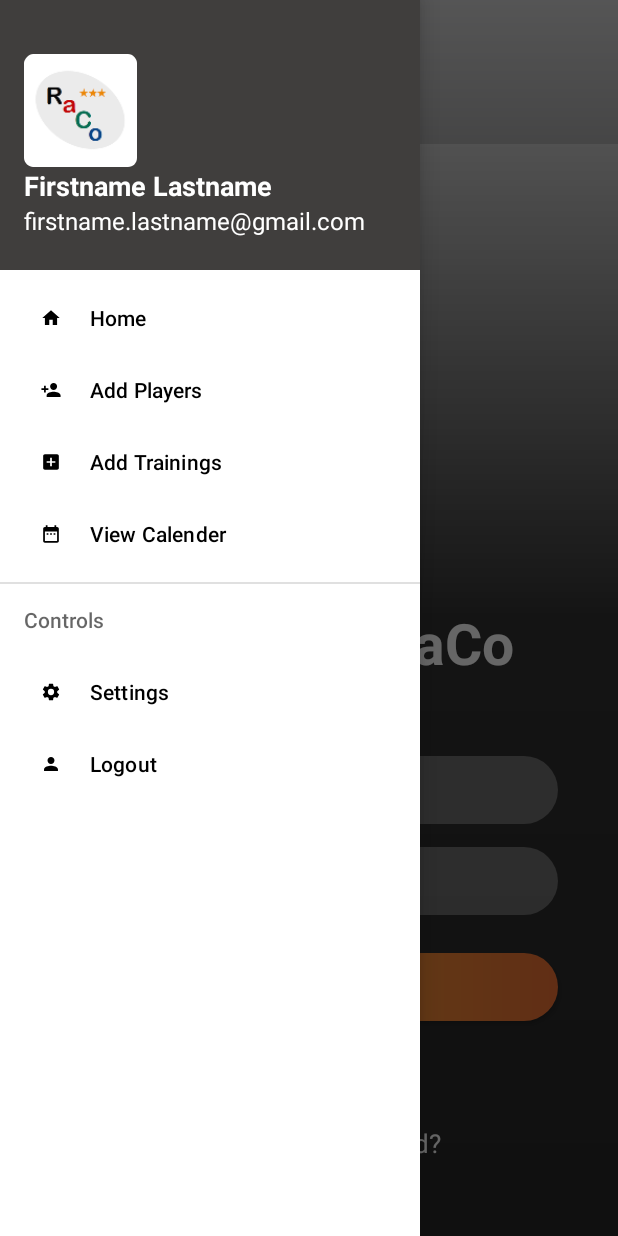
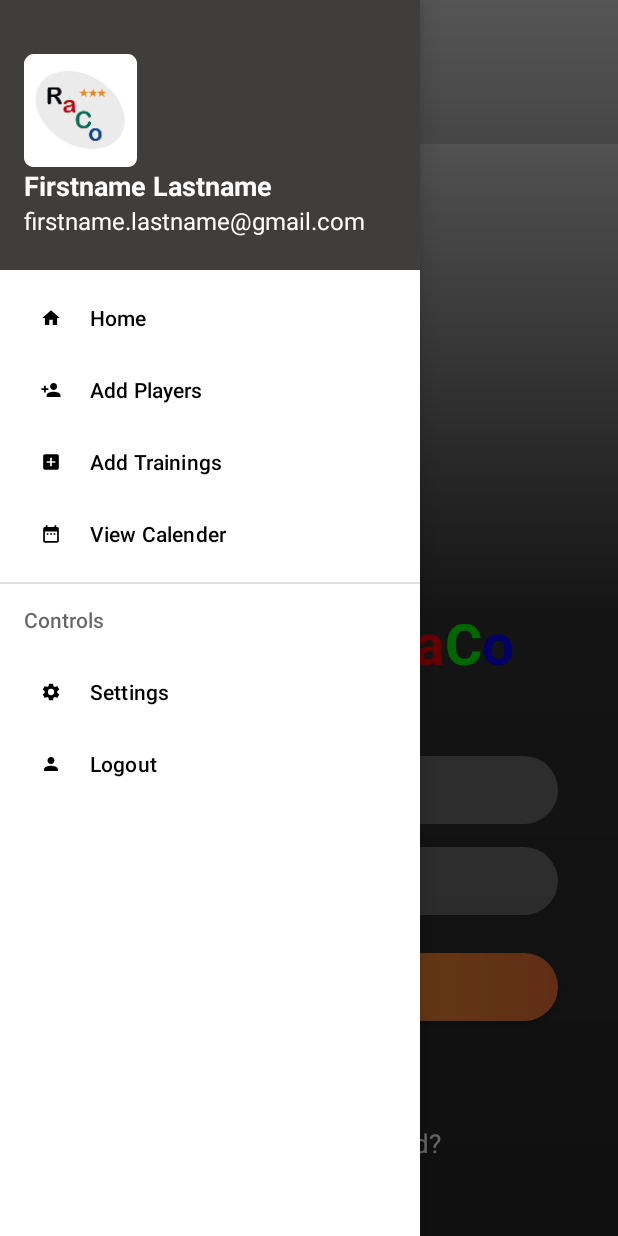
Before and after one commit to Vinniento/RaCo, an Android app: the LoginFragment screen opened through its navigation route, with the side drawer open, on a phone screen of 412 x 824 dp. Run offline under Robolectric (Android 15) with nearby library versions, the phone set to English and light mode, and no system bars; our stand-ins replace Timber, data binding, navigation-ui.

Commit message:
Welcome text colour changed

```diff
--- a/app/src/main/java/com/example/raco/ui/LoginFragment.kt
+++ b/app/src/main/java/com/example/raco/ui/LoginFragment.kt
@@ -1,7 +1,11 @@
 package com.example.raco.login
 
 import android.content.Context
+import android.graphics.Color
 import android.os.Bundle
+import android.text.SpannableString
+import android.text.Spanned
+import android.text.style.ForegroundColorSpan
 import android.view.LayoutInflater
 import android.view.View
 import android.view.ViewGroup
@@ -22,11 +26,12 @@ class LoginFragment : Fragment() {
 
     private lateinit var _viewModel: LoginViewModel
     private lateinit var _drawerInterface: DrawerInterface
+    private lateinit var binding: FragmentLoginBinding
     override fun onCreateView(
         inflater: LayoutInflater, container: ViewGroup?,
         savedInstanceState: Bundle?
     ): View? {
-        val binding = DataBindingUtil.inflate<FragmentLoginBinding>(
+        binding = DataBindingUtil.inflate(
             inflater,
             R.layout.fragment_login,
             container,
@@ -61,6 +66,7 @@ class LoginFragment : Fragment() {
 
         //button_login.isEnabled = viewModel.isUserCredentialsValid("schauerv@gmail.com", "dfdfdfdfdfd")
 
+        changeWelcomeTextColour()
         setHasOptionsMenu(true)
         (activity as AppCompatActivity).supportActionBar?.hide()
         return binding.root
@@ -71,16 +77,31 @@ class LoginFragment : Fragment() {
         _drawerInterface = context as DrawerInterface
     }
 
+    fun changeWelcomeTextColour() {  // Text to set the TextView
+        val mText = "Welcome to RaCo"
 
-    /*override fun onCreateOptionsMenu(menu: Menu, inflater: MenuInflater) {
-        super.onCreateOptionsMenu(menu, inflater)
-        inflater.inflate(R.menu.menu_main, menu)
+        // to apply the foreground color span to substrings
+        val mSpannableString = SpannableString(mText)
+
+        // color styles to apply on substrings
+        val mBlack = ForegroundColorSpan(Color.BLACK)
+        val mRed = ForegroundColorSpan(Color.RED)
+        val mGreen = ForegroundColorSpan(Color.GREEN)
+        val mBlue = ForegroundColorSpan(Color.BLUE)
+
+        // applying the color styles to substrings
+        mSpannableString.setSpan(mBlack, 11, 12, Spanned.SPAN_EXCLUSIVE_EXCLUSIVE)
+        mSpannableString.setSpan(mRed, 12, 13, Spanned.SPAN_EXCLUSIVE_EXCLUSIVE)
+        mSpannableString.setSpan(mGreen, 13, 14, Spanned.SPAN_EXCLUSIVE_EXCLUSIVE)
+        mSpannableString.setSpan(mBlue, 14, 15, Spanned.SPAN_EXCLUSIVE_EXCLUSIVE)
+
+        // setting text to the textView
+
+        binding.textWelcome.text = mSpannableString
+
+
     }
 
-    override fun onOptionsItemSelected(item: MenuItem): Boolean {
-        return NavigationUI.onNavDestinationSelected(item, view!!.findNavController())
-                || super.onOptionsItemSelected(item)
-    }*/
     override fun onResume() {
         super.onResume()
         Timber.i("onResume called")
@@ -95,6 +116,7 @@ class LoginFragment : Fragment() {
 
     override fun onCreate(savedInstanceState: Bundle?) {
         super.onCreate(savedInstanceState)
+
         Timber.i("onCreate called")
     }
 
```
